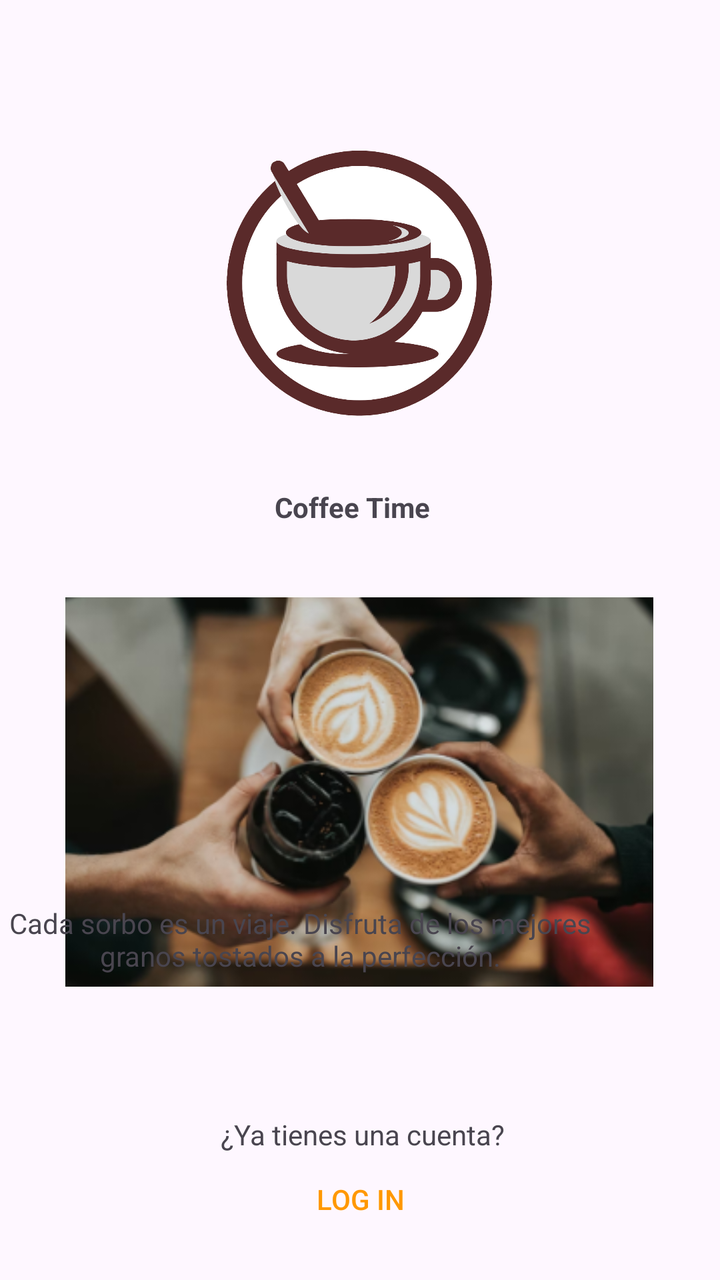
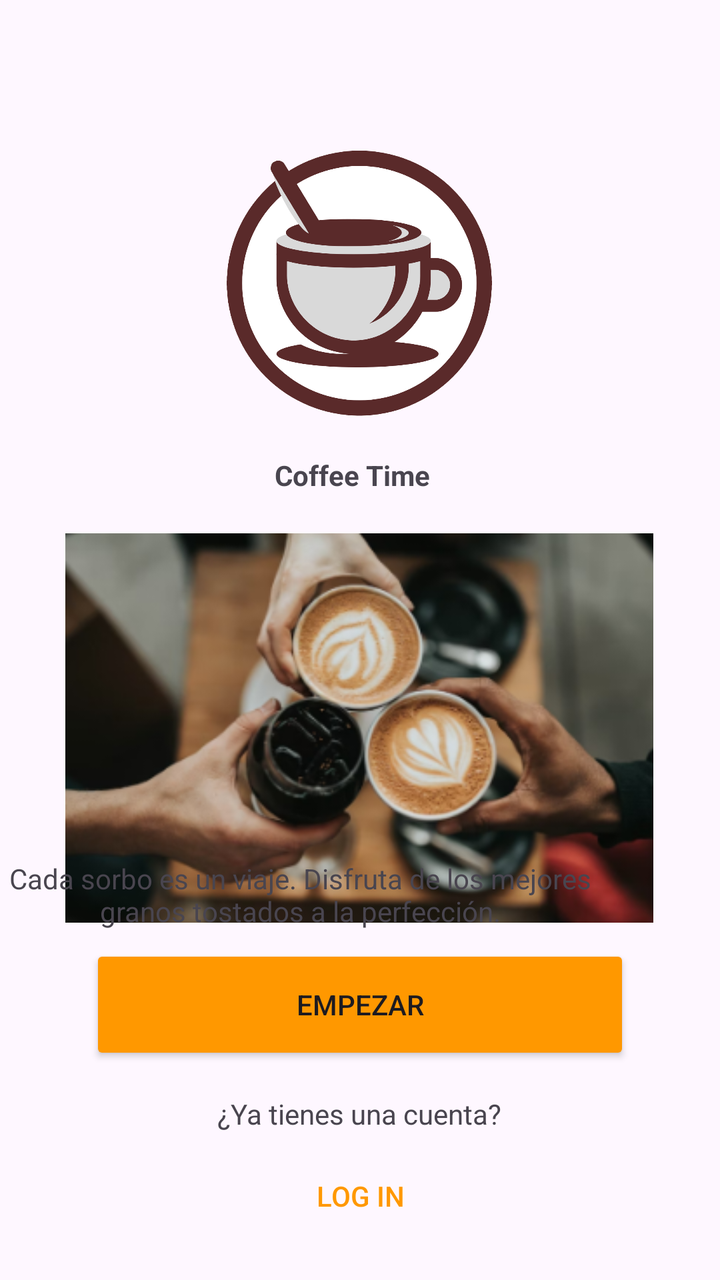

Before-and-after screenshots of an Android layout around one commit, followed by the original layout XML and the change that was made.
<!-- AndroidManifest.xml: application theme Theme.Cafeteria -->
<!-- res/layout/activity_main.xml -->
<?xml version="1.0" encoding="utf-8"?>
<androidx.constraintlayout.widget.ConstraintLayout xmlns:android="http://schemas.android.com/apk/res/android"
    xmlns:app="http://schemas.android.com/apk/res-auto"
    xmlns:tools="http://schemas.android.com/tools"
    android:id="@+id/main"
    android:layout_width="match_parent"
    android:layout_height="match_parent"
    tools:context=".MainActivity">


    <ImageView
        android:id="@+id/imageView"
        android:layout_width="266dp"
        android:layout_height="268dp"
        android:layout_marginStart="130dp"
        android:layout_marginTop="16dp"
        android:layout_marginEnd="131dp"
        android:src="@drawable/logo_coffe"
        app:layout_constraintEnd_toEndOf="parent"
        app:layout_constraintStart_toStartOf="parent"
        app:layout_constraintTop_toTopOf="parent" />

    <ImageView
        android:id="@+id/imgLogo2"
        android:layout_width="294dp"
        android:layout_height="200dp"
        android:layout_marginTop="296dp"
        android:src="@drawable/tres_tazas"
        app:layout_constraintEnd_toEndOf="parent"
        app:layout_constraintHorizontal_bias="0.495"
        app:layout_constraintStart_toStartOf="parent"
        app:layout_constraintTop_toTopOf="parent" />

    <TextView
        android:id="@+id/textView2"
        android:layout_width="86dp"
        android:layout_height="19dp"
        android:layout_marginStart="32dp"
        android:layout_marginTop="244dp"
        android:layout_marginEnd="24dp"
        android:text="Coffee Time"
        android:textStyle="bold"
        app:layout_constraintEnd_toEndOf="parent"
        app:layout_constraintHorizontal_bias="0.483"
        app:layout_constraintStart_toStartOf="parent"
        app:layout_constraintTop_toTopOf="parent" />

    <TextView
        android:id="@+id/textView3"
        android:layout_width="296dp"
        android:layout_height="57dp"
        android:layout_marginStart="53dp"
        android:layout_marginTop="7dp"
        android:layout_marginEnd="62dp"
        android:gravity="center"
        android:text="Cada sorbo es un viaje. Disfruta de los mejores     granos tostados a la perfección."
        app:layout_constraintBottom_toBottomOf="parent"
        app:layout_constraintEnd_toEndOf="parent"
        app:layout_constraintHorizontal_bias="1.0"
        app:layout_constraintStart_toStartOf="parent"
        app:layout_constraintTop_toTopOf="parent"
        app:layout_constraintVertical_bias="0.754" />

    <Button
        android:id="@+id/button"
        android:layout_width="270dp"
        android:layout_height="60dp"
        android:layout_marginStart="9dp"
        android:layout_marginTop="580dp"
        android:layout_marginBottom="91dp"
        android:text="Empezar"
        app:layout_constraintBottom_toBottomOf="parent"
        app:layout_constraintEnd_toEndOf="parent"
        app:layout_constraintHorizontal_bias="0.477"
        app:layout_constraintStart_toStartOf="parent"
        app:layout_constraintTop_toTopOf="parent"
        app:layout_constraintVertical_bias="0.0"
        android:backgroundTint="#FF9800"/>

    <TextView
        android:id="@+id/textView4"
        android:layout_width="184dp"
        android:layout_height="24dp"
        android:layout_marginBottom="50dp"
        android:gravity="center"
        android:text="¿Ya tienes una cuenta?"
        app:layout_constraintBottom_toBottomOf="parent"
        app:layout_constraintEnd_toEndOf="parent"
        app:layout_constraintHorizontal_bias="0.505"
        app:layout_constraintStart_toStartOf="parent"
        app:layout_constraintTop_toTopOf="parent"
        app:layout_constraintVertical_bias="0.981" />

    <Button
        android:id="@+id/button2"
        android:layout_width="151dp"
        android:layout_height="38dp"
        android:layout_marginTop="10dp"
        android:background="@android:color/transparent"
        android:text="log in"
        android:textColor="#FF9800"
        app:layout_constraintBottom_toBottomOf="parent"
        app:layout_constraintEnd_toEndOf="parent"
        app:layout_constraintStart_toStartOf="parent"
        app:layout_constraintTop_toTopOf="parent"
        app:layout_constraintVertical_bias="0.964" />

</androidx.constraintlayout.widget.ConstraintLayout>
<!-- resources referenced by this layout -->
<resources>
  <!-- drawable logo_coffe: png bitmap (drawable, 106600 bytes) -->
  <!-- drawable tres_tazas: png bitmap (drawable, 113190 bytes) -->
  <style name="Theme.Cafeteria" parent="Base.Theme.Cafeteria" />
  <style name="Base.Theme.Cafeteria" parent="Theme.Material3.DayNight.NoActionBar">
          
          
      </style>
</resources>

<!-- the commit's change to res/layout/activity_main.xml (unified diff, before → after) -->
@@ -24,7 +24,7 @@
         android:id="@+id/imgLogo2"
         android:layout_width="294dp"
         android:layout_height="200dp"
-        android:layout_marginTop="296dp"
+        android:layout_marginTop="264dp"
         android:src="@drawable/tres_tazas"
         app:layout_constraintEnd_toEndOf="parent"
         app:layout_constraintHorizontal_bias="0.495"
@@ -36,7 +36,7 @@
         android:layout_width="86dp"
         android:layout_height="19dp"
         android:layout_marginStart="32dp"
-        android:layout_marginTop="244dp"
+        android:layout_marginTop="228dp"
         android:layout_marginEnd="24dp"
         android:text="Coffee Time"
         android:textStyle="bold"
@@ -59,23 +59,23 @@
         app:layout_constraintHorizontal_bias="1.0"
         app:layout_constraintStart_toStartOf="parent"
         app:layout_constraintTop_toTopOf="parent"
-        app:layout_constraintVertical_bias="0.754" />
+        app:layout_constraintVertical_bias="0.715" />
 
     <Button
         android:id="@+id/button"
         android:layout_width="270dp"
         android:layout_height="60dp"
         android:layout_marginStart="9dp"
-        android:layout_marginTop="580dp"
+        android:layout_marginTop="60dp"
         android:layout_marginBottom="91dp"
+        android:backgroundTint="#FF9800"
         android:text="Empezar"
         app:layout_constraintBottom_toBottomOf="parent"
         app:layout_constraintEnd_toEndOf="parent"
-        app:layout_constraintHorizontal_bias="0.477"
+        app:layout_constraintHorizontal_bias="0.446"
         app:layout_constraintStart_toStartOf="parent"
         app:layout_constraintTop_toTopOf="parent"
-        app:layout_constraintVertical_bias="0.0"
-        android:backgroundTint="#FF9800"/>
+        app:layout_constraintVertical_bias="0.961" />
 
     <TextView
         android:id="@+id/textView4"
@@ -86,10 +86,10 @@
         android:text="¿Ya tienes una cuenta?"
         app:layout_constraintBottom_toBottomOf="parent"
         app:layout_constraintEnd_toEndOf="parent"
-        app:layout_constraintHorizontal_bias="0.505"
+        app:layout_constraintHorizontal_bias="0.497"
         app:layout_constraintStart_toStartOf="parent"
         app:layout_constraintTop_toTopOf="parent"
-        app:layout_constraintVertical_bias="0.981" />
+        app:layout_constraintVertical_bias="0.963" />
 
     <Button
         android:id="@+id/button2"
@@ -103,6 +103,6 @@
         app:layout_constraintEnd_toEndOf="parent"
         app:layout_constraintStart_toStartOf="parent"
         app:layout_constraintTop_toTopOf="parent"
-        app:layout_constraintVertical_bias="0.964" />
+        app:layout_constraintVertical_bias="0.961" />
 
 </androidx.constraintlayout.widget.ConstraintLayout>
